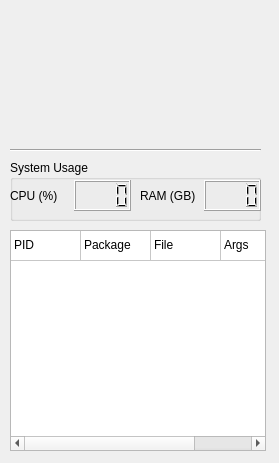
Old version of the form landside/catkin_ws/src/gui/resource/CVLaunchWidget.ui in the repository DukeRobotics/robosub-ros.
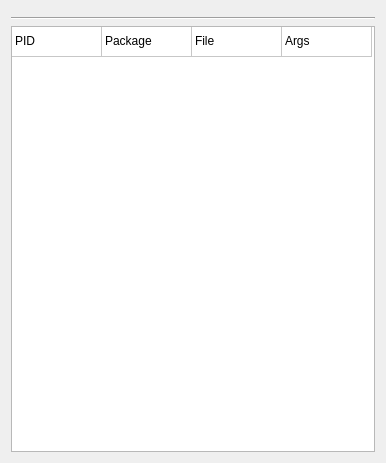
New version of the form. Custom widgets are drawn as their Qt base class.

Commit message: Integrated CVLaunchDialog and CVLaunchWidget and started GetLaunchArgs

```diff
--- a/landside/catkin_ws/src/gui/resource/CVLaunchWidget.ui
+++ b/landside/catkin_ws/src/gui/resource/CVLaunchWidget.ui
@@ -6,108 +6,48 @@
    <rect>
     <x>0</x>
     <y>0</y>
-    <width>279</width>
+    <width>386</width>
     <height>463</height>
    </rect>
   </property>
+  <property name="sizePolicy">
+   <sizepolicy hsizetype="Fixed" vsizetype="Preferred">
+    <horstretch>0</horstretch>
+    <verstretch>0</verstretch>
+   </sizepolicy>
+  </property>
   <property name="windowTitle">
    <string>Form</string>
   </property>
-
+  <layout class="QVBoxLayout" name="verticalLayout">
+   <item>
+    <widget class="CVLaunchDialog" name="launch_dialog" native="true">
+     <property name="sizePolicy">
+      <sizepolicy hsizetype="Minimum" vsizetype="Preferred">
+       <horstretch>0</horstretch>
+       <verstretch>0</verstretch>
+      </sizepolicy>
+     </property>
+     <property name="minimumSize">
+      <size>
+       <width>362</width>
+       <height>0</height>
+      </size>
+     </property>
+     <property name="default_pkg" stdset="0">
+      <string>cv</string>
+     </property>
+    </widget>
+   </item>
+   <item>
   <widget class="Line" name="line">
-   <property name="geometry">
-    <rect>
-     <x>10</x>
-     <y>140</y>
-     <width>251</width>
-     <height>20</height>
-    </rect>
-   </property>
    <property name="orientation">
     <enum>Qt::Horizontal</enum>
    </property>
   </widget>
-
-  <widget class="QGroupBox" name="system_usage_box">
-   <property name="geometry">
-    <rect>
-     <x>10</x>
-     <y>160</y>
-     <width>251</width>
-     <height>61</height>
-    </rect>
-   </property>
-   <property name="title">
-    <string>System Usage</string>
-   </property>
-   <widget class="QWidget" name="horizontalLayoutWidget">
-    <property name="geometry">
-     <rect>
-      <x>0</x>
-      <y>20</y>
-      <width>121</width>
-      <height>31</height>
-     </rect>
-    </property>
-    <layout class="QHBoxLayout" name="horizontalLayout">
-     <item>
-      <widget class="QLabel" name="label">
-       <property name="text">
-        <string>CPU (%)</string>
-       </property>
-      </widget>
      </item>
      <item>
-      <widget class="QLCDNumber" name="cpu_value">
-       <property name="digitCount">
-        <number>4</number>
-       </property>
-       <property name="value" stdset="0">
-        <double>0.000000000000000</double>
-       </property>
-      </widget>
-     </item>
-    </layout>
-   </widget>
-   <widget class="QWidget" name="horizontalLayoutWidget_3">
-    <property name="geometry">
-     <rect>
-      <x>130</x>
-      <y>20</y>
-      <width>121</width>
-      <height>31</height>
-     </rect>
-    </property>
-    <layout class="QHBoxLayout" name="horizontalLayout_3">
-     <item>
-      <widget class="QLabel" name="label_2">
-       <property name="text">
-        <string>RAM (GB)</string>
-       </property>
-      </widget>
-     </item>
-     <item>
-      <widget class="QLCDNumber" name="ram_value">
-       <property name="digitCount">
-        <number>4</number>
-       </property>
-       <property name="value" stdset="0">
-        <double>0.000000000000000</double>
-       </property>
-      </widget>
-     </item>
-    </layout>
-   </widget>
-  </widget>
   <widget class="QTableWidget" name="table_widget">
-   <property name="geometry">
-    <rect>
-     <x>10</x>
-     <y>230</y>
-     <width>256</width>
-     <height>221</height>
-    </rect>
-   </property>
    <property name="selectionMode">
     <enum>QAbstractItemView::SingleSelection</enum>
    </property>
@@ -126,12 +66,12 @@
    <attribute name="horizontalHeaderCascadingSectionResizes">
     <bool>false</bool>
    </attribute>
+     <attribute name="horizontalHeaderDefaultSectionSize">
+      <number>90</number>
+     </attribute>
    <attribute name="horizontalHeaderMinimumSectionSize">
     <number>25</number>
    </attribute>
-   <attribute name="horizontalHeaderDefaultSectionSize">
-    <number>70</number>
-   </attribute>
    <attribute name="verticalHeaderVisible">
     <bool>false</bool>
    </attribute>
@@ -164,7 +104,17 @@
     </property>
    </item>
   </widget>
+   </item>
+  </layout>
  </widget>
+ <customwidgets>
+  <customwidget>
+   <class>CVLaunchDialog</class>
+   <extends>QWidget</extends>
+   <header>gui.cv_launch_dialog</header>
+   <container>1</container>
+  </customwidget>
+ </customwidgets>
  <resources/>
  <connections/>
 </ui>
```
Left out of the diff: 4 changed lines with no effect on the pictures. Lines whose indentation alone changed are shown as unchanged. The commit also changes 4 other files.
